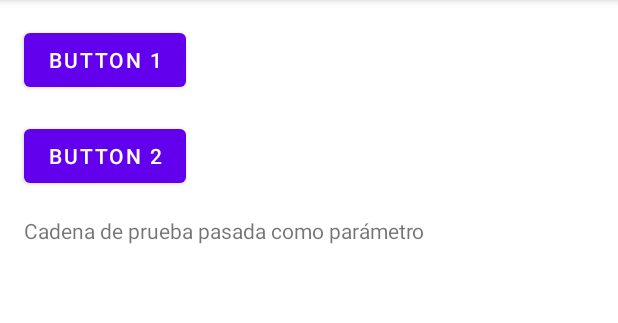
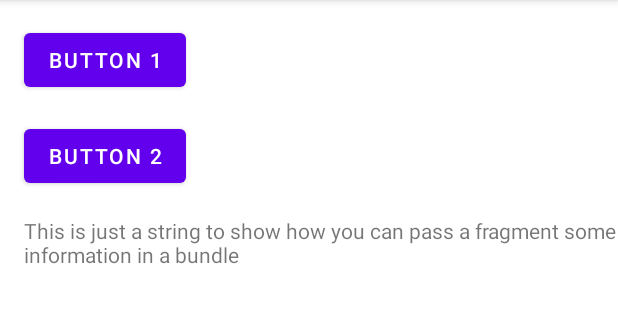
Before and after one commit to mcasadoalias/EjemploFragments2021, an Android app: the screen it shows after launch (MainActivity), on a phone screen of 412 x 824 dp, the part 84-407 px from its top. Run offline under Robolectric (Android 15) with nearby library versions, the phone set to English and light mode, and no system bars.

```diff
--- a/app/build.gradle
+++ b/app/build.gradle
@@ -32,8 +32,12 @@ dependencies {
 
     implementation 'androidx.legacy:legacy-support-v4:1.0.0'
     def fragment_version = "1.2.5"
+    def lifecycle_version = "2.3.0"
+
 
     implementation "androidx.fragment:fragment:$fragment_version"
+    implementation "androidx.lifecycle:lifecycle-viewmodel:$lifecycle_version"
+    implementation "androidx.lifecycle:lifecycle-livedata:$lifecycle_version"
     implementation 'androidx.appcompat:appcompat:1.2.0'
     implementation 'com.google.android.material:material:1.2.1'
     implementation 'androidx.constraintlayout:constraintlayout:2.0.4'
--- a/app/src/main/java/es/iesnervion/ejemplofragments2021/MainActivity.java
+++ b/app/src/main/java/es/iesnervion/ejemplofragments2021/MainActivity.java
@@ -1,32 +1,70 @@
 package es.iesnervion.ejemplofragments2021;
 
 import androidx.appcompat.app.AppCompatActivity;
+import androidx.lifecycle.Observer;
+import androidx.lifecycle.ViewModelProvider;
 
 import android.os.Bundle;
 import android.view.View;
 
 public class MainActivity extends AppCompatActivity {
 
+    MainViewModel vmodel;
+
     @Override
     protected void onCreate(Bundle savedInstanceState) {
-        View mainContainer;
+        View mainContainer = null;
         Bundle initialData;
         super.onCreate(savedInstanceState);
         setContentView(R.layout.activity_main);
-        mainContainer = findViewById(R.id.mainContainer);
+        vmodel = new ViewModelProvider(this).get(MainViewModel.class);
+
+        vmodel.getClickedBtn().observe(this, new Observer<Integer>() {
+            @Override
+            public void onChanged(Integer id) {
+                switch (id){
+                    case R.id.btn1:
+                    case R.id.btn2:
+                        if (vmodel.getScreenSize()==ScreenSize.SMALL){
+                            getSupportFragmentManager().beginTransaction()
+                                    .setReorderingAllowed(true)
+                                    .replace(R.id.mainContainer, new DetailsFragment())
+                                    .addToBackStack(null)
+                                    .commit();
+                        }
+                        break;
+                    /*case R.id.btn2:
+                        if (vmodel.getScreenSize()==ScreenSize.SMALL){
+
+                        }
+                        break;*/
+                }
+
+            }
+        });
+
+        if (vmodel.getScreenSize()==ScreenSize.UNKNOWN){
+            mainContainer = findViewById(R.id.mainContainer);
+        }
+
 
         //If the layout that has been loaded is the one for small screens
         //and the activity has been created for the first time (no configuration changes)
         if (mainContainer!=null && savedInstanceState==null) {
+            vmodel.setScreenSize(ScreenSize.SMALL);
 
             initialData = new Bundle();
-            initialData.putString(getResources().getString(R.string.initial_data),"Cadena de prueba pasada como parámetro");
+            initialData.putString(getResources().getString(R.string.initial_data_key),
+                                  getResources().getString(R.string.initial_data));
             getSupportFragmentManager().beginTransaction()
                     .setReorderingAllowed(true)
                     .add(R.id.mainContainer, NavigationFragment.class, initialData)
                     //.add (R.id.mainContainer, new NavigationFragment())
-                    .addToBackStack(null)
                     .commit();
+
         }
+
+        //TODO I have to keep active fragment visible (nav or details) when there is a
+        //   configuration change
     }
 }
--- /dev/null
+++ b/app/src/main/java/es/iesnervion/ejemplofragments2021/MainViewModel.java
@@ -0,0 +1,51 @@
+package es.iesnervion.ejemplofragments2021;
+
+import androidx.lifecycle.MutableLiveData;
+import androidx.lifecycle.ViewModel;
+
+enum ScreenSize
+{
+    SMALL, BIG, UNKNOWN;
+}
+public class MainViewModel extends ViewModel {
+    private MutableLiveData<Integer> clickedBtn = new MutableLiveData<Integer>();
+    private ScreenSize screenSize = ScreenSize.UNKNOWN;
+    private MutableLiveData<String> detailText = new MutableLiveData<String>();
+
+    public ScreenSize getScreenSize() {
+        return screenSize;
+    }
+
+    public void setScreenSize(ScreenSize screenSize) {
+        this.screenSize = screenSize;
+    }
+
+    public MutableLiveData<Integer> getClickedBtn() {
+        return clickedBtn;
+    }
+
+    public void setClickedBtn(MutableLiveData<Integer> clickedBtn) {
+        this.clickedBtn = clickedBtn;
+    }
+
+    public void setClickedBtn(int id) {
+        this.clickedBtn.setValue(id);
+    }
+
+    public MutableLiveData<String> getDetailText() {
+        return detailText;
+    }
+
+    public String getDetailTextValue() {
+        return detailText.getValue();
+    }
+
+    public void setDetailText(MutableLiveData<String> detailText) {
+        this.detailText = detailText;
+    }
+
+    public void setDetailText(String text) {
+        this.detailText.setValue(text);
+    }
+
+}
--- a/app/src/main/java/es/iesnervion/ejemplofragments2021/NavigationFragment.java
+++ b/app/src/main/java/es/iesnervion/ejemplofragments2021/NavigationFragment.java
@@ -3,30 +3,33 @@ package es.iesnervion.ejemplofragments2021;
 import android.os.Bundle;
 
 import androidx.fragment.app.Fragment;
+import androidx.lifecycle.ViewModelProvider;
 
 import android.view.LayoutInflater;
 import android.view.View;
 import android.view.ViewGroup;
+import android.widget.Button;
 import android.widget.TextView;
 
 /**
  * A simple {@link Fragment} subclass.
  */
-public class NavigationFragment extends Fragment {
+public class NavigationFragment extends Fragment implements View.OnClickListener {
 
+    private Button btn1, btn2;
 
-
-
+    private MainViewModel vmodel;
 
     public NavigationFragment() {
-        // Required empty public constructor
+
     }
-
 
 
     @Override
     public void onCreate(Bundle savedInstanceState) {
         super.onCreate(savedInstanceState);
+        vmodel = new ViewModelProvider(getActivity()).get(MainViewModel.class);
+
 
     }
 
@@ -34,13 +37,34 @@ public class NavigationFragment extends Fragment {
     public View onCreateView(LayoutInflater inflater, ViewGroup container,
                              Bundle savedInstanceState) {
 
+        String initialData;
         TextView txtv_initial_data;
-        String initialData = requireArguments().getString(getResources().getString(R.string.initial_data));
+
         // Inflate the layout for this fragment
         View v = inflater.inflate(R.layout.fragment_navigation, container, false);
         txtv_initial_data = v.findViewById(R.id.initialData);
+
+        try {
+            initialData = requireArguments().getString(getResources().getString(R.string.initial_data_key));
+
+        } catch (IllegalStateException e){
+            initialData ="";
+        }
         txtv_initial_data.setText(initialData);
 
+
+        btn1 = v.findViewById(R.id.btn1);
+        btn2 = v.findViewById(R.id.btn2);
+        btn1.setOnClickListener(this);
+        btn2.setOnClickListener(this);
         return v;
     }
+
+    @Override
+    public void onClick(View view) {
+
+        vmodel.setClickedBtn(view.getId());
+        vmodel.setDetailText(getResources().getString(R.string.detail_text)+((Button)view).getText().toString());
+
+    }
 }
--- a/app/src/main/res/layout/fragment_details.xml
+++ b/app/src/main/res/layout/fragment_details.xml
@@ -6,6 +6,7 @@
     tools:context=".DetailsFragment">
 
     <TextView
+        android:id="@+id/txtDetail"
         android:padding="16dp"
         android:layout_width="match_parent"
         android:layout_height="match_parent"
--- a/app/src/main/res/values/strings.xml
+++ b/app/src/main/res/values/strings.xml
@@ -5,5 +5,7 @@
     <string name="testing_details_fragment">Testing details fragment</string>
     <string name="button1">Button 1</string>
     <string name="button2">Button 2</string>
-    <string name="initial_data">initial_data</string>
+    <string name="initial_data">This is just a string to show how you can pass a fragment some information in a bundle</string>
+    <string name="initial_data_key">initial_data_key</string>
+    <string name="detail_text">Detail text associated with\u0020</string>
 </resources>
```
Also changed, not shown: app/src/main/java/es/iesnervion/ejemplofragments2021/DetailsFragment.java (+19 -33 lines).
